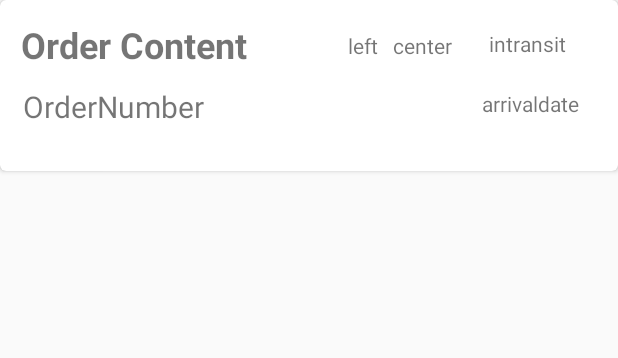
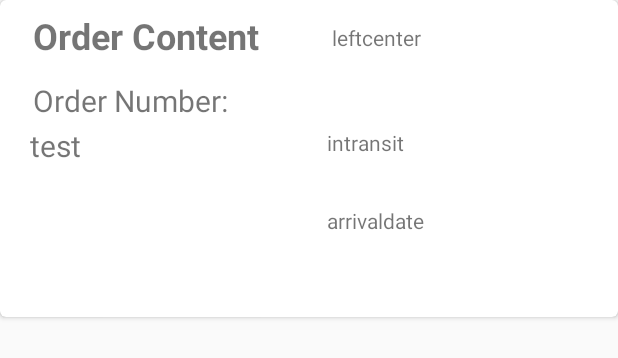
Before and after one commit to sfirooz2017/healthcarePortal, an Android app: the layout exampleitem.xml on its own in the app's theme, with its tools: preview values and no code run, on a phone screen of 412 x 824 dp. Shown: the top 358 px of the screen. Run offline under Robolectric (Android 15) with nearby library versions, the phone set to English and light mode, and no system bars.

Commit message:
layout fixing

```diff
--- a/app/src/main/res/layout/exampleitem.xml
+++ b/app/src/main/res/layout/exampleitem.xml
@@ -6,89 +6,125 @@
     app:cardCornerRadius="4sp">
 
     <RelativeLayout
+        android:id="@+id/sampleorder"
         android:layout_width="match_parent"
-        android:layout_height="106dp"
-        android:layout_margin="4sp"
-        android:id="@+id/sampleorder">
+        android:layout_height="203dp"
+        android:layout_margin="4sp">
 
         <TextView
             android:id="@+id/ordernumber"
+            android:layout_width="162dp"
+            android:layout_height="31dp"
+            android:layout_alignParentStart="true"
+            android:layout_alignParentLeft="true"
+            android:layout_alignParentTop="true"
+            android:layout_alignParentEnd="true"
+            android:layout_alignParentRight="false"
+            android:layout_alignParentBottom="true"
+            android:layout_marginStart="18dp"
+            android:layout_marginLeft="18dp"
+            android:layout_marginTop="49dp"
+            android:layout_marginEnd="223dp"
+            android:layout_marginRight="250dp"
+            android:layout_marginBottom="26dp"
+            android:text="Order Number:"
+            android:textSize="20sp" />
+
+        <TextView
+            android:id="@+id/ordernumberlabel"
+            android:layout_width="155dp"
+            android:layout_height="26dp"
+            android:layout_alignParentStart="true"
+            android:layout_alignParentLeft="true"
+            android:layout_alignParentTop="true"
+            android:layout_alignParentEnd="true"
+            android:layout_alignParentRight="false"
+            android:layout_alignParentBottom="true"
+            android:layout_marginStart="16dp"
+            android:layout_marginLeft="16dp"
+            android:layout_marginTop="79dp"
+            android:layout_marginEnd="232dp"
+            android:layout_marginRight="354dp"
+            android:layout_marginBottom="1dp"
+            android:text="test"
+            android:textSize="20sp" />
+
+        <TextView
+            android:id="@+id/ordercontent"
             android:layout_width="wrap_content"
             android:layout_height="wrap_content"
+            android:layout_alignParentStart="true"
+
+
+            android:layout_alignParentLeft="true"
+            android:layout_alignParentTop="true"
+            android:layout_alignParentEnd="true"
+            android:layout_alignParentRight="true"
+            android:layout_alignParentBottom="true"
+            android:layout_marginStart="18dp"
+            android:layout_marginLeft="18dp"
+            android:layout_marginTop="3dp"
+            android:layout_marginEnd="224dp"
+            android:layout_marginRight="224dp"
+            android:layout_marginBottom="71dp"
+            android:text="Order Content"
+            android:textSize="24sp"
+            android:textStyle="bold" />
+
+        <TextView
+            android:id="@+id/transit"
+            android:layout_width="173dp"
+            android:layout_height="42dp"
             android:layout_alignParentStart="true"
             android:layout_alignParentLeft="true"
             android:layout_alignParentTop="true"
             android:layout_alignParentEnd="true"
             android:layout_alignParentRight="true"
-            android:layout_marginStart="11dp"
-            android:layout_marginLeft="11dp"
-            android:layout_marginTop="53dp"
-            android:layout_marginEnd="245dp"
-            android:layout_marginRight="245dp"
-            android:text="OrderNumber"
-            android:textSize="20sp"
-             />
-
-        <TextView
-            android:layout_width="161dp"
-            android:layout_height="wrap_content"
-            android:textStyle="bold"
-            android:id="@+id/ordercontent"
-
-
-            android:layout_alignParentStart="true"
-            android:layout_alignParentLeft="true"
-            android:layout_alignParentEnd="true"
-            android:layout_alignParentRight="true"
             android:layout_alignParentBottom="true"
-            android:layout_marginStart="10dp"
-            android:layout_marginLeft="10dp"
-            android:layout_marginTop="2sp"
-            android:layout_marginEnd="232dp"
-            android:layout_marginRight="232dp"
-            android:layout_marginBottom="64dp"
-            android:text="Order Content"
-            android:textSize="24sp" />
-
-        <TextView
-            android:id="@+id/transit"
-            android:layout_width="wrap_content"
-            android:layout_height="wrap_content"
-            android:layout_alignParentStart="true"
-            android:layout_alignParentLeft="true"
-            android:layout_alignParentEnd="true"
-            android:layout_alignParentRight="true"
-            android:layout_alignParentBottom="true"
-            android:layout_marginStart="322dp"
-            android:layout_marginLeft="322dp"
-            android:layout_marginEnd="23dp"
-            android:layout_marginRight="22dp"
-            android:layout_marginBottom="71dp"
+            android:layout_marginStart="214dp"
+            android:layout_marginLeft="214dp"
+            android:layout_marginTop="81dp"
+            android:layout_marginEnd="16dp"
+            android:layout_marginRight="16dp"
+            android:layout_marginBottom="80dp"
             android:text="intransit" />
 
         <TextView
             android:id="@+id/arrivedate"
-            android:layout_width="wrap_content"
-            android:layout_height="wrap_content"
+            android:layout_width="169dp"
+            android:layout_height="45dp"
+            android:layout_alignParentStart="true"
+            android:layout_alignParentLeft="true"
+            android:layout_alignParentTop="true"
             android:layout_alignParentEnd="true"
             android:layout_alignParentRight="true"
             android:layout_alignParentBottom="true"
-            android:layout_marginEnd="22dp"
-            android:layout_marginRight="22dp"
-            android:layout_marginBottom="31dp"
+            android:layout_marginStart="214dp"
+            android:layout_marginLeft="214dp"
+            android:layout_marginTop="133dp"
+            android:layout_marginEnd="20dp"
+            android:layout_marginRight="20dp"
+            android:layout_marginBottom="25dp"
             android:text="arrivaldate" />
 
         <TextView
             android:id="@+id/leftcenter"
-            android:layout_width="wrap_content"
-            android:layout_height="wrap_content"
+            android:layout_width="177dp"
+            android:layout_height="54dp"
+            android:layout_alignParentStart="true"
+            android:layout_alignParentLeft="true"
+            android:layout_alignParentTop="true"
+            android:layout_alignParentEnd="true"
+            android:layout_alignParentRight="true"
             android:layout_alignParentBottom="true"
-            android:layout_marginEnd="20dp"
-            android:layout_marginRight="20dp"
-            android:layout_marginBottom="70dp"
-            android:layout_toStartOf="@+id/arrivedate"
-            android:layout_toLeftOf="@+id/arrivedate"
-            android:text="left   center" />
+            android:layout_marginStart="217dp"
+            android:layout_marginLeft="214dp"
+            android:layout_marginTop="11dp"
+            android:layout_marginEnd="9dp"
+            android:layout_marginRight="9dp"
+            android:layout_marginBottom="138dp"
+            android:text="leftcenter"
+            android:textSize="14dp" />
 
 
     </RelativeLayout>
--- a/app/src/main/res/values/strings.xml
+++ b/app/src/main/res/values/strings.xml
@@ -26,6 +26,8 @@
     <string name="send_password">Enter email to be sent a reset password link</string>
     <string name="send">Send</string>
 
+    <string name="ordernumber">Order Number: </string>
+
     <!-- TODO: Remove or change this placeholder text -->
     <string name="hello_blank_fragment">Hello blank fragment</string>
 
```
Also changed, not shown: app/src/main/java/edu/nyit/healthcareportal/ui/orders/Orderadapter.java (+7 -2 lines), app/src/main/res/layout/example_item.xml (deleted, +0 -94 lines), app/src/main/res/layout/patientmeditem.xml (+46 -4 lines).
